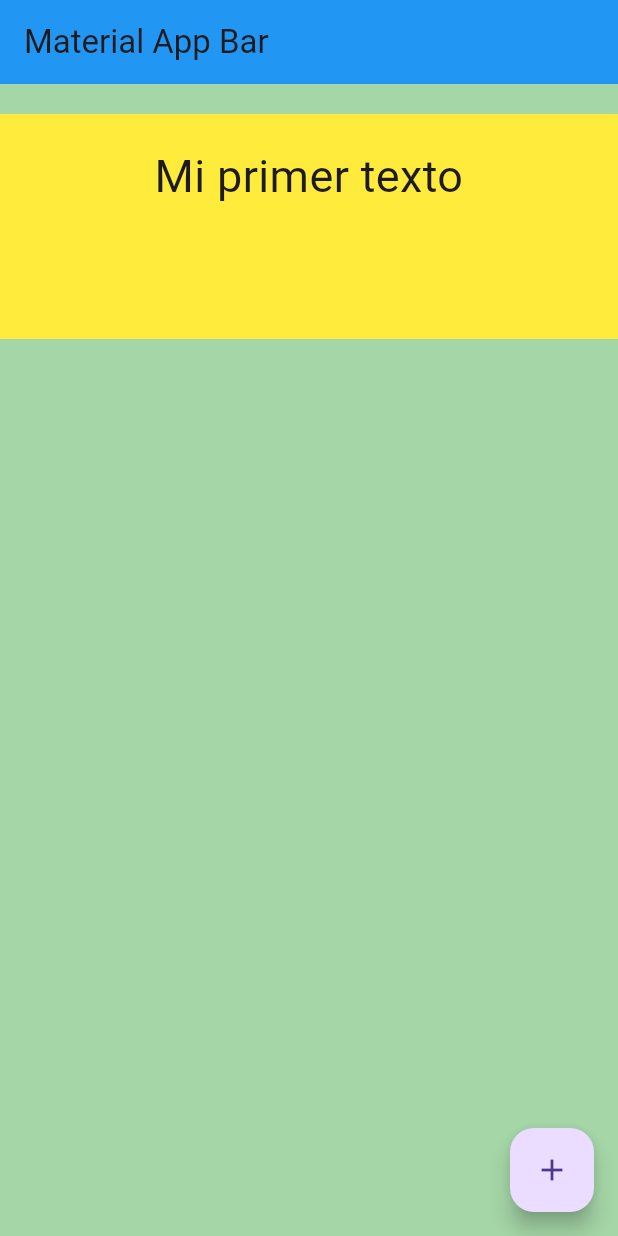
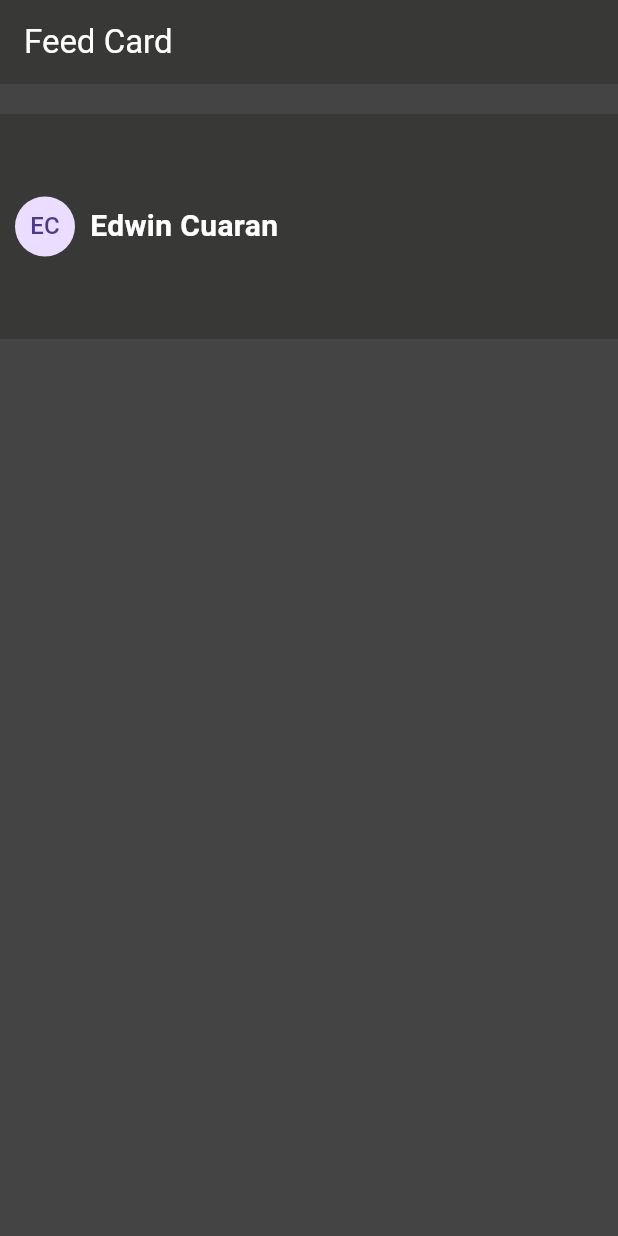
Before and after one commit to edwin1007/curso-flutter, a Flutter app: the screen it shows after launch, on a phone screen of 412 x 824 dp. Run offline on Flutter 3.47's test engine with Material 3 defaults, Android fonts, the phone set to English and light mode, and no system bars.

Commit message:
styles to home_screen

```diff
--- a/hello_world/lib/screens/home_screen.dart
+++ b/hello_world/lib/screens/home_screen.dart
@@ -7,37 +7,41 @@ class HomeScreen extends StatelessWidget {
 
   @override
   Widget build(BuildContext context) {
-    var counter = 0;
     return Scaffold(
       appBar: AppBar(
-        title: const Text('Material App Bar'),
-        backgroundColor: Colors.blue,
+        title: const Text(
+          'Feed Card',
+          style: TextStyle(color: Colors.white),
+        ),
+        backgroundColor: const Color.fromARGB(255, 56, 56, 55),
       ),
       body: Container(
         margin: const EdgeInsets.only(top: 20),
-        padding: const EdgeInsets.all(20),
         width: double.infinity,
         height: 150,
-        decoration: const BoxDecoration(color: Colors.yellow),
-        child: const Text(
-          'Mi primer texto',
-          textAlign: TextAlign.center,
-          style: TextStyle(
-            fontSize: 30,
+        decoration: const BoxDecoration(color: Color.fromARGB(255, 56, 56, 55)),
+        child: Container(
+          padding: const EdgeInsets.all(10),
+          child: const Row(
+            children: [
+              CircleAvatar(
+                child: Text('EC'),
+              ),
+              SizedBox(
+                width: 10,
+              ),
+              Text(
+                'Edwin Cuaran',
+                style: TextStyle(
+                    color: Colors.white,
+                    fontSize: 20,
+                    fontWeight: FontWeight.bold),
+              ),
+            ],
           ),
         ),
       ),
-      backgroundColor: Colors.green[200],
-      floatingActionButton: FloatingActionButton(
-        onPressed: () {
-          counter++;
-          print('el contador es: $counter');
-          if (counter == 10) {
-            counter = 0;
-          }
-        },
-        child: const Icon(Icons.add),
-      ),
+      backgroundColor: const Color.fromARGB(255, 68, 68, 68),
     );
   }
 }
```
